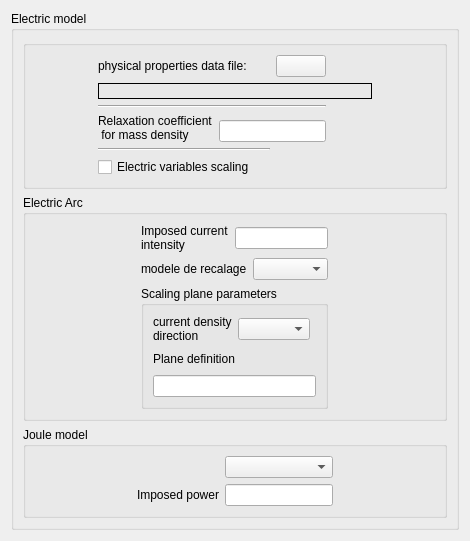
Old version of the form gui/Pages/ElectricalForm.ui in the repository code-saturne/code_saturne.
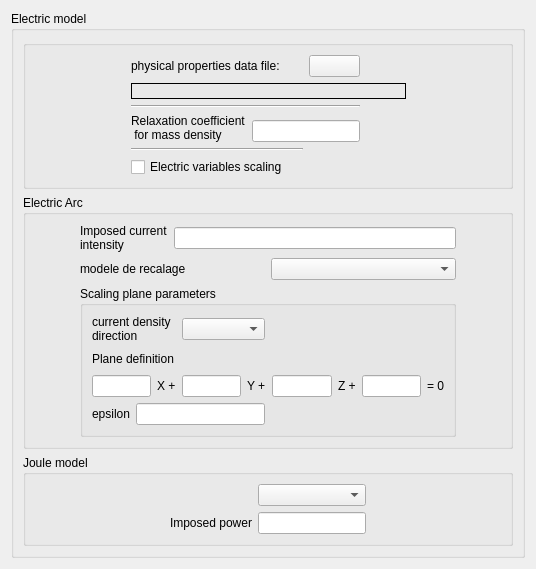
New version of the form. Icons and pictures are not drawn.

Patch:
```diff
--- a/gui/Pages/ElectricalForm.ui
+++ b/gui/Pages/ElectricalForm.ui
@@ -6,20 +6,20 @@
    <rect>
     <x>0</x>
     <y>0</y>
-    <width>470</width>
-    <height>525</height>
+    <width>536</width>
+    <height>553</height>
    </rect>
   </property>
   <property name="windowTitle">
    <string>Form</string>
   </property>
-  <layout class="QGridLayout" name="gridLayout_9">
+  <layout class="QGridLayout" name="gridLayout_8">
    <item row="0" column="0">
     <widget class="QGroupBox" name="groupBox">
      <property name="title">
       <string>Electric model</string>
      </property>
-     <layout class="QGridLayout" name="gridLayout_8">
+     <layout class="QGridLayout" name="gridLayout_6">
       <item row="0" column="0">
        <widget class="QGroupBox" name="groupBox_2">
         <property name="title">
@@ -188,10 +188,8 @@
         <property name="title">
          <string>Electric Arc</string>
         </property>
-        <layout class="QGridLayout" name="gridLayout_6">
-         <item row="0" column="1" rowspan="2">
-          <layout class="QVBoxLayout" name="verticalLayout">
-           <item>
+        <layout class="QGridLayout" name="gridLayout_5">
+         <item row="0" column="1">
             <layout class="QHBoxLayout" name="horizontalLayout">
              <item>
               <widget class="QLabel" name="label_3">
@@ -206,7 +204,20 @@
              </item>
             </layout>
            </item>
-           <item>
+         <item row="1" column="0" rowspan="2">
+          <spacer name="horizontalSpacer_9">
+           <property name="orientation">
+            <enum>Qt::Horizontal</enum>
+           </property>
+           <property name="sizeHint" stdset="0">
+            <size>
+             <width>240</width>
+             <height>20</height>
+            </size>
+           </property>
+          </spacer>
+         </item>
+         <item row="1" column="1">
             <layout class="QHBoxLayout" name="horizontalLayout_3">
              <item>
               <widget class="QLabel" name="labelScalingModel">
@@ -220,13 +231,24 @@
              </item>
             </layout>
            </item>
-           <item>
+         <item row="1" column="2" rowspan="2">
+          <spacer name="horizontalSpacer_8">
+           <property name="orientation">
+            <enum>Qt::Horizontal</enum>
+           </property>
+           <property name="sizeHint" stdset="0">
+            <size>
+             <width>240</width>
+             <height>20</height>
+            </size>
+           </property>
+          </spacer>
+         </item>
+         <item row="2" column="1">
             <widget class="QGroupBox" name="groupBoxRecalage">
              <property name="title">
               <string>Scaling plane parameters</string>
              </property>
-             <layout class="QGridLayout" name="gridLayout_5">
-              <item row="0" column="0">
                <layout class="QGridLayout" name="gridLayout_4">
                 <item row="0" column="0">
                  <layout class="QHBoxLayout" name="horizontalLayout_2">
@@ -250,7 +272,7 @@
                   </property>
                   <property name="sizeHint" stdset="0">
                    <size>
-                    <width>13</width>
+                <width>167</width>
                     <height>20</height>
                    </size>
                   </property>
@@ -270,47 +292,85 @@
                   </property>
                   <property name="sizeHint" stdset="0">
                    <size>
-                    <width>13</width>
+                <width>167</width>
                     <height>20</height>
                    </size>
                   </property>
                  </spacer>
                 </item>
                 <item row="2" column="0" colspan="2">
-                 <widget class="QLineEdit" name="lineEditPlaneDefinition"/>
-                </item>
-               </layout>
+             <layout class="QHBoxLayout" name="horizontalLayout_4">
+              <item>
+               <widget class="QLineEdit" name="lineEditPlaneDefinitionA"/>
+              </item>
+              <item>
+               <widget class="QLabel" name="label_4">
+                <property name="text">
+                 <string>X +</string>
+                </property>
+               </widget>
               </item>
-             </layout>
-            </widget>
-           </item>
-          </layout>
-         </item>
-         <item row="0" column="2">
-          <spacer name="horizontalSpacer_8">
-           <property name="orientation">
-            <enum>Qt::Horizontal</enum>
-           </property>
-           <property name="sizeHint" stdset="0">
-            <size>
-             <width>240</width>
-             <height>20</height>
-            </size>
-           </property>
-          </spacer>
-         </item>
-         <item row="1" column="0">
-          <spacer name="horizontalSpacer_9">
+              <item>
+               <widget class="QLineEdit" name="lineEditPlaneDefinitionB"/>
+              </item>
+              <item>
+               <widget class="QLabel" name="label_6">
+                <property name="text">
+                 <string>Y +</string>
+                </property>
+               </widget>
+              </item>
+              <item>
+               <widget class="QLineEdit" name="lineEditPlaneDefinitionC"/>
+              </item>
+              <item>
+               <widget class="QLabel" name="label_7">
+                <property name="text">
+                 <string>Z +</string>
+                </property>
+               </widget>
+              </item>
+              <item>
+               <widget class="QLineEdit" name="lineEditPlaneDefinitionD"/>
+              </item>
+              <item>
+               <widget class="QLabel" name="label_8">
+                <property name="text">
+                 <string>= 0</string>
+                </property>
+               </widget>
+              </item>
+             </layout>
+            </item>
+            <item row="3" column="0">
+             <layout class="QHBoxLayout" name="horizontalLayout_5">
+              <item>
+               <widget class="QLabel" name="label_9">
+                <property name="text">
+                 <string>epsilon</string>
+                </property>
+               </widget>
+              </item>
+              <item>
+               <widget class="QLineEdit" name="lineEditEpsilon"/>
+              </item>
+             </layout>
+            </item>
+            <item row="3" column="1">
+             <spacer name="horizontalSpacer_13">
            <property name="orientation">
             <enum>Qt::Horizontal</enum>
            </property>
            <property name="sizeHint" stdset="0">
             <size>
-             <width>240</width>
+                <width>182</width>
              <height>20</height>
             </size>
            </property>
           </spacer>
+            </item>
+           </layout>
+          </widget>
          </item>
         </layout>
        </widget>
```
Lines whose indentation alone changed are shown as unchanged.
